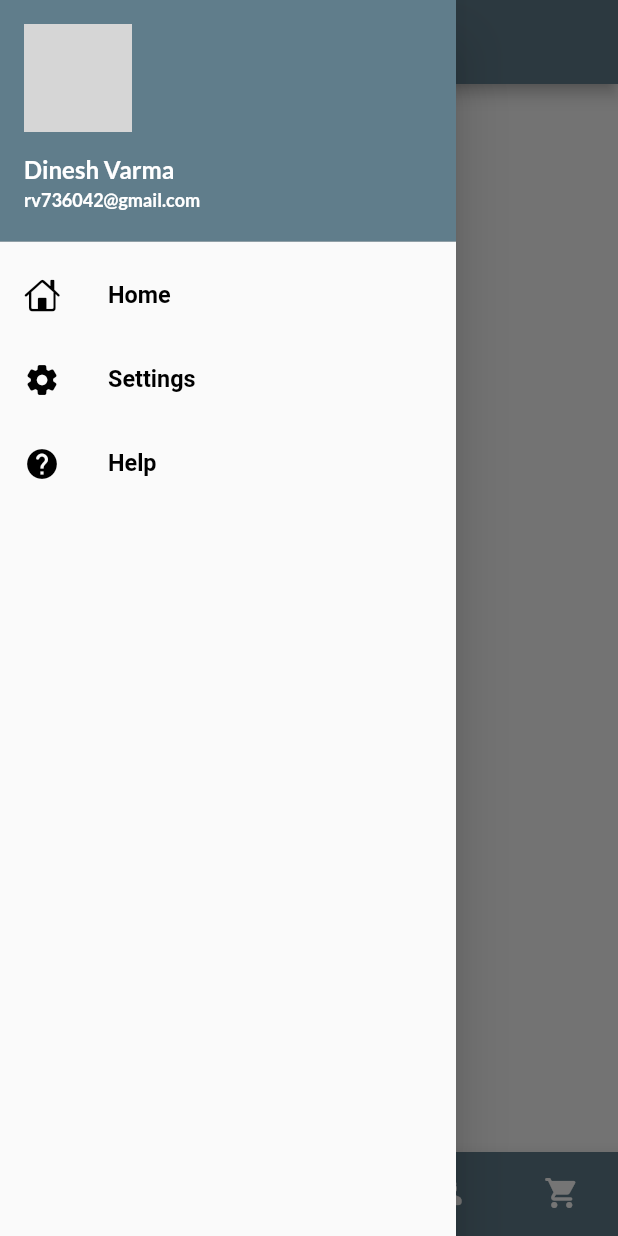
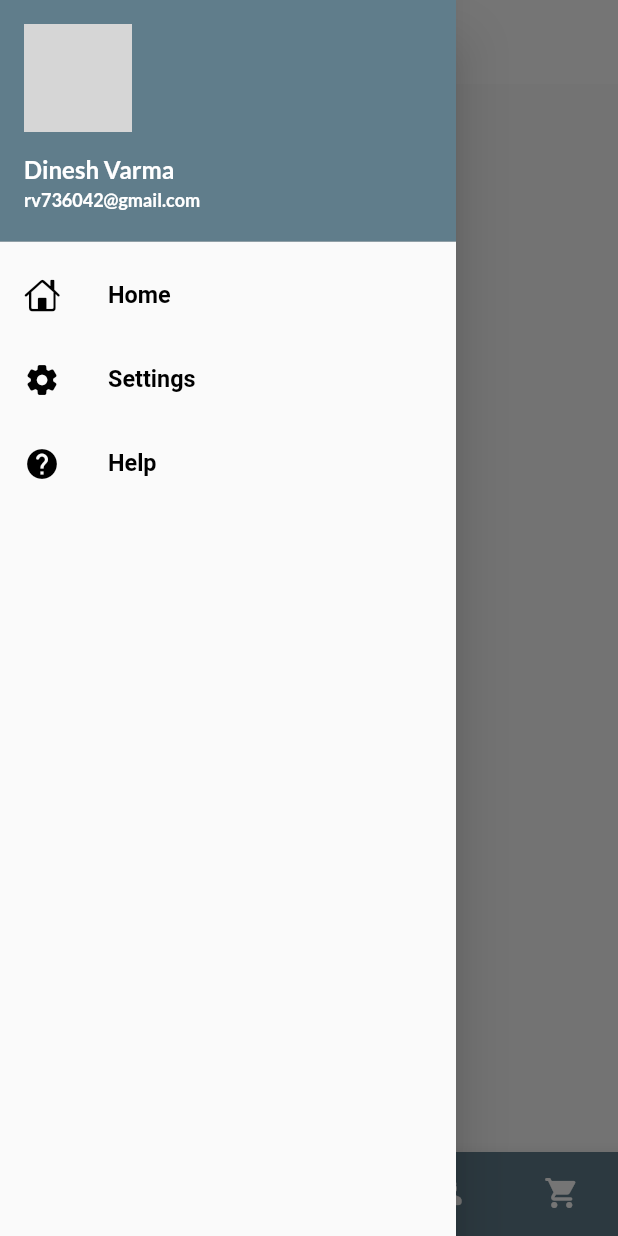
Before and after one commit to rahul-varma71/flutter_application_2, a Flutter app: the screen it shows after launch, with the side drawer open, on a phone screen of 412 x 824 dp. Run offline on Flutter 3.47's test engine with Material 2 defaults, Android fonts, the phone set to English and light mode, and no system bars; our stand-ins replace google_fonts; network calls fail; grey boxes are pictures that could not be loaded.

Commit message:
day7 completed

```diff
--- /dev/null
+++ b/lib/Widget/themes.dart
@@ -0,0 +1,17 @@
+import 'package:flutter/material.dart';
+import 'package:google_fonts/google_fonts.dart';
+
+class MyTheme {
+  static ThemeData lightTheme(BuildContext context) => ThemeData(
+      primarySwatch: Colors.blueGrey,
+      primaryTextTheme: GoogleFonts.latoTextTheme(),
+      appBarTheme: AppBarTheme(
+          color: Colors.white,
+          elevation: 0.0,
+          iconTheme: IconThemeData(color: Colors.black),
+          toolbarTextStyle: Theme.of(context).textTheme.bodyText2,
+          titleTextStyle: Theme.of(context).textTheme.headline6));
+
+  static ThemeData darkTheme(BuildContext context) =>
+      ThemeData(brightness: Brightness.dark);
+}
--- a/lib/main.dart
+++ b/lib/main.dart
@@ -1,4 +1,5 @@
 import 'package:flutter/material.dart';
+import 'package:flutter_application_2/Widget/themes.dart';
 import 'package:flutter_application_2/pages/login_page.dart';
 import 'package:flutter_application_2/utills/routes.dart';
 import 'package:google_fonts/google_fonts.dart';
@@ -15,9 +16,8 @@ class MyApp extends StatelessWidget {
   Widget build(BuildContext context) {
     return MaterialApp(
       themeMode: ThemeMode.light,
-      theme: ThemeData(
-          primarySwatch: Colors.blueGrey,
-          primaryTextTheme: GoogleFonts.latoTextTheme()),
+      theme: MyTheme.lightTheme(context),
+      darkTheme: MyTheme.darkTheme(context),
       debugShowCheckedModeBanner: false,
       initialRoute: MyRoutes.homeRoute,
       routes: {
--- a/lib/pages/home_page.dart
+++ b/lib/pages/home_page.dart
@@ -13,7 +13,9 @@ class _HomePageState extends State<HomePage> {
   Widget build(BuildContext context) {
     return Scaffold(
       appBar: AppBar(
-        title: Text("Catelog App"),
+        title: Text(
+          "Catelog App",
+        ),
       ),
       body: Container(),
       bottomNavigationBar: BottomNavigationBar(
```
